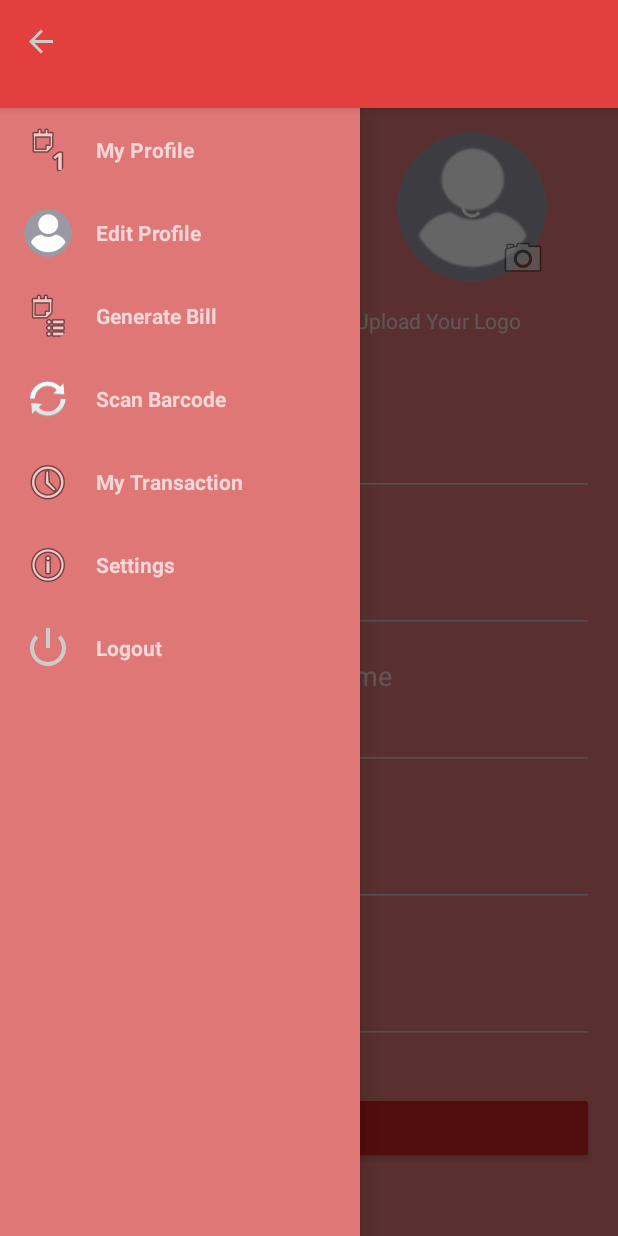
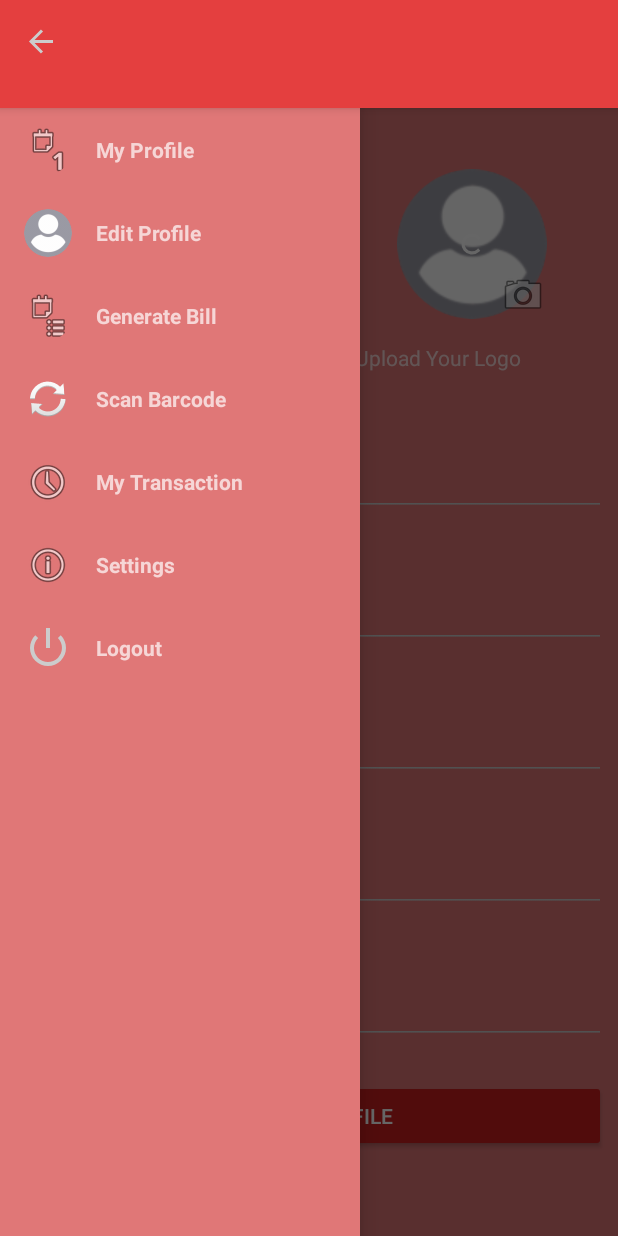
Before and after one commit to Barunzs/MyBills, an Android app: the fragment EditProfileFragment placed in its activity, with the side drawer open, on a phone screen of 412 x 824 dp. Run offline under Robolectric (Android 15) with nearby library versions, the phone set to English and light mode, and no system bars; our stand-ins replace CircleImageView, Firebase (no records; nobody signed in at launch, a user with empty details on screens opened directly), Picasso; pictures from the network do not load.

Commit message:
Display Profile from Firestore

```diff
--- /dev/null
+++ b/app/src/main/java/bill/com/mybills/model/BusinessProfile.java
@@ -0,0 +1,58 @@
+package bill.com.mybills.model;
+
+import java.io.Serializable;
+
+public class BusinessProfile implements Serializable{
+
+    public String phone;
+    public String orgName;
+    public String gstIN;
+    public String address;
+
+    public String getPhone() {
+        return phone;
+    }
+
+    public void setPhone(String phone) {
+        this.phone = phone;
+    }
+
+    public String getOrgName() {
+        return orgName;
+    }
+
+    public void setOrgName(String orgName) {
+        this.orgName = orgName;
+    }
+
+    public String getGstIN() {
+        return gstIN;
+    }
+
+    public void setGstIN(String gstIN) {
+        this.gstIN = gstIN;
+    }
+
+    public String getAddress() {
+        return address;
+    }
+
+    public void setAddress(String address) {
+        this.address = address;
+    }
+
+    public BusinessProfile(){
+
+    }
+
+
+    public BusinessProfile(String phone,String orgName,String gstIN,String address){
+        this.phone = phone;
+        this.orgName = orgName;
+        this.gstIN = gstIN;
+        this.address = address;
+
+
+    }
+
+}
--- a/app/src/main/java/bill/com/mybills/model/UserProfile.kt
+++ /dev/null
@@ -1,9 +0,0 @@
-package bill.com.mybills.model
-
-import android.os.Parcelable
-import com.google.firebase.auth.FirebaseUser
-
-internal data class UserProfile(var phone: String, var orgName: String, var gstIN: String, var address: String) {
-
-
-}
--- a/app/src/main/java/bill/com/mybills/ui/activity/LoginActivity.kt
+++ b/app/src/main/java/bill/com/mybills/ui/activity/LoginActivity.kt
@@ -160,7 +160,6 @@ class LoginActivity : AppCompatActivity() {
 			input_password.error = "Password may not be empty"
 			return
 		}
-		//startPhoneNumberVerification(input_phone.text.toString())
 		signin.visibility = View.VISIBLE
 		performLoginOrAccountCreation(input_email.text.toString(), input_password.text.toString())
 	}
--- a/app/src/main/java/bill/com/mybills/ui/fragment/EditProfileFragment.kt
+++ b/app/src/main/java/bill/com/mybills/ui/fragment/EditProfileFragment.kt
@@ -14,15 +14,15 @@ import android.support.v4.app.ActivityCompat
 import android.support.v4.app.Fragment
 import android.support.v4.content.FileProvider
 import android.support.v4.content.PermissionChecker
-import android.util.Log
 import android.view.*
 import android.widget.Toast
 import bill.com.mybills.BuildConfig
 import bill.com.mybills.R
-import bill.com.mybills.model.UserProfile
+import bill.com.mybills.model.BusinessProfile
 import com.google.firebase.auth.FirebaseAuth
 import com.google.firebase.auth.FirebaseUser
 import com.google.firebase.auth.UserProfileChangeRequest
+import com.google.firebase.firestore.DocumentReference
 import com.google.firebase.firestore.FirebaseFirestore
 import com.google.firebase.storage.FirebaseStorage
 import com.google.firebase.storage.StorageReference
@@ -44,6 +44,7 @@ internal class EditProfileFragment : Fragment() {
 	private val REQUEST_CAMERA = 4
 	private val REQUEST_IMAGE_BROWSER = 1
 	private var user: FirebaseUser? = null
+	private var docRef: DocumentReference?  = null
 
 	companion object {
 		val TAG = EditProfileFragment::class.java.simpleName
@@ -58,6 +59,7 @@ internal class EditProfileFragment : Fragment() {
 		storageReference = storage?.reference
 		db = FirebaseFirestore.getInstance()
 		user = FirebaseAuth.getInstance().currentUser
+		docRef = user?.uid?.let { db?.collection(it)?.document("Business Profile") }
 
 	}
 
@@ -71,6 +73,15 @@ internal class EditProfileFragment : Fragment() {
 			Picasso.with(context).load(user?.photoUrl).into(editProfileImage)
 			firstNameEditText.setText(user?.displayName)
 			profilePictureUpdateProgressBar.visibility = View.GONE
+		}
+		docRef?.get()?.addOnSuccessListener { documentSnapshot ->
+			val businessProfile = documentSnapshot.toObject(BusinessProfile::class.java)
+			if(businessProfile!=null){
+				mobileNo.setText(businessProfile.phone)
+				shopName.setText(businessProfile.orgName)
+				gstin.setText(businessProfile.gstIN)
+				address.setText(businessProfile.address)
+			}
 		}
 		initEventListeners()
 	}
@@ -88,16 +99,60 @@ internal class EditProfileFragment : Fragment() {
 
 	private fun onClickScanButton(view: View) {
 
-        val user = UserProfile("8888888", "SSSSS", "9i9j98huuuhh", "kkkkjkjhkjljjjhhghkkv")
-        db?.collection("users")?.document("LA")?.set(user)
-
+		if (firstNameEditText.text.isEmpty()) {
+			firstNameEditText.requestFocus()
+			firstNameEditText.error = "Name cannot be empty"
+			return
+		}
+		if (mobileNo.text.toString() == "+91") {
+			mobileNo.requestFocus()
+			mobileNo.error = "Phone No cannot be empty"
+			return
+		}
+		if (mobileNo.text.isEmpty()) {
+			mobileNo.requestFocus()
+			mobileNo.error = "Phone No cannot be empty"
+			return
+		}
+		if (shopName.text.isEmpty()) {
+			shopName.requestFocus()
+			shopName.error = "Shop Name cannot be empty"
+			return
+		}
+		if (gstin.text.isEmpty()) {
+			gstin.requestFocus()
+			gstin.error = "GST IN cannot be empty"
+			return
+		}
+		if (address.text.isEmpty()) {
+			address.requestFocus()
+			address.error = "Shop Address cannot be empty"
+			return
+		}
+		val profileUpdates = UserProfileChangeRequest.Builder()
+				.setDisplayName(firstNameEditText.text.toString())
+				.build()
+		updateUserProfile(profileUpdates)
 	}
 
 	private fun updateUserProfile(profileUpdates: UserProfileChangeRequest) {
 		user?.updateProfile(profileUpdates)
 				?.addOnCompleteListener { task ->
 					if (task.isSuccessful) {
-                        Log.d(TAG, "User profile updated.")
+						val businessProfile = BusinessProfile(mobileNo.text.toString(), shopName.text.toString(), gstin.text.toString(), address.text.toString())
+						user?.uid?.let {
+							db?.collection(it)?.document("Business Profile")?.set(businessProfile)?.addOnSuccessListener { void: Void? ->
+								Toast.makeText(context, "Success", Toast.LENGTH_LONG).show()
+								val fragmentManager = fragmentManager
+								val fragment = MyProfileFragment()
+								fragmentManager?.beginTransaction()?.replace(R.id.main_fragment_container, fragment,
+										MyProfileFragment.TAG)?.commit()
+							}?.addOnFailureListener { exception: java.lang.Exception ->
+								Toast.makeText(context, "Failure", Toast.LENGTH_LONG).show()
+							}
+						}
+					} else {
+						Toast.makeText(context, "Error Try Again", Toast.LENGTH_LONG).show()
 					}
 				}
 	}
--- a/app/src/main/res/layout/fragment_editprofile.xml
+++ b/app/src/main/res/layout/fragment_editprofile.xml
@@ -20,7 +20,6 @@
         <LinearLayout
             android:layout_width="match_parent"
             android:layout_height="wrap_content"
-            android:layout_marginBottom="?attr/actionBarSize"
             android:divider="@drawable/divider_vertical_16"
             android:orientation="vertical"
             android:showDividers="middle|end"
@@ -44,18 +43,18 @@
                     android:layout_marginStart="8dp"
                     android:src="@drawable/img_profile_picture_placeholder"
                     app:layout_constraintEnd_toEndOf="@+id/editLogo"
+                    app:layout_constraintHorizontal_bias=".1"
                     app:layout_constraintStart_toStartOf="parent"
-                    app:layout_constraintHorizontal_bias=".1"
                     app:layout_constraintVertical_chainStyle="spread" />
 
                 <View
                     android:id="@+id/view"
+                    android:layout_width="1dp"
+                    android:layout_height="128dp"
+                    android:layout_marginTop="32dp"
                     android:background="@color/white"
-                    android:layout_width="1dp"
-                    android:layout_marginTop="32dp"
-                    app:layout_constraintStart_toEndOf="@+id/editProfileImage"
                     app:layout_constraintEnd_toStartOf="@+id/editLogo"
-                    android:layout_height="128dp" />
+                    app:layout_constraintStart_toEndOf="@+id/editProfileImage" />
 
                 <de.hdodenhof.circleimageview.CircleImageView
                     android:id="@+id/editLogo"
@@ -88,12 +87,12 @@
                     style="@style/Widget.AppCompat.ImageButton"
                     android:layout_width="32dp"
                     android:layout_height="32dp"
+                    android:background="@color/transparent"
                     android:padding="8dp"
-                    android:background="@color/transparent"
                     android:src="@android:drawable/ic_menu_camera"
                     app:layout_constraintBottom_toBottomOf="@+id/editLogo"
                     app:layout_constraintEnd_toEndOf="@+id/editLogo"
-                    app:srcCompat="@drawable/ic_camera_secondary_2" />
+                    app:srcCompat="@android:drawable/ic_menu_camera" />
 
                 <ProgressBar
                     android:id="@+id/profilePictureUpdateProgressBar"
@@ -114,8 +113,8 @@
                     style="@style/Widget.AppCompat.ImageButton"
                     android:layout_width="32dp"
                     android:layout_height="32dp"
+                    android:background="@color/transparent"
                     android:padding="8dp"
-                    android:background="@color/transparent"
                     android:src="@android:drawable/ic_menu_camera"
                     app:layout_constraintBottom_toBottomOf="@+id/editProfileImage"
                     app:layout_constraintEnd_toEndOf="@+id/editProfileImage"
@@ -136,174 +135,116 @@
                     android:id="@+id/textView3"
                     android:layout_width="140dp"
                     android:layout_height="wrap_content"
+                    android:layout_marginEnd="8dp"
+                    android:layout_marginStart="32dp"
                     android:layout_marginTop="16dp"
+                    android:text="Upload Your Logo"
                     android:textAlignment="center"
-                    android:layout_marginStart="32dp"
-                    android:layout_marginEnd="8dp"
-                    app:layout_constraintTop_toBottomOf="@+id/editLogo"
+                    app:layout_constraintEnd_toEndOf="parent"
                     app:layout_constraintStart_toEndOf="@+id/profileupload"
-                    app:layout_constraintEnd_toEndOf="parent"
-                    android:text="Upload Your Logo" />
-
-
-
+                    app:layout_constraintTop_toBottomOf="@+id/editLogo" />
 
             </android.support.constraint.ConstraintLayout>
 
-            <LinearLayout
-                android:layout_width="match_parent"
-                android:layout_height="match_parent"
-                android:layout_marginEnd="16dp"
-                android:layout_marginLeft="16dp"
-                android:layout_marginRight="16dp"
-                android:layout_marginStart="16dp"
-                android:orientation="vertical">
-
-                <TextView
-                    android:id="@+id/textView8"
+            <!--  Email Label -->
+            <android.support.design.widget.TextInputLayout
                 android:layout_width="match_parent"
                 android:layout_height="wrap_content"
-                    android:layout_marginLeft="4dp"
-                    android:text="@string/label_first_name"
-                    android:textAppearance="@style/TextAppearance.AppCompat.Medium" />
+                android:padding="8dp"
+                app:layout_constraintBottom_toBottomOf="parent"
+                app:layout_constraintEnd_toEndOf="parent"
+                app:layout_constraintStart_toStartOf="parent"
+                app:layout_constraintTop_toTopOf="parent">
 
                 <EditText
                     android:id="@+id/firstNameEditText"
                     android:layout_width="match_parent"
                     android:layout_height="wrap_content"
-                    android:ems="10"
-                    android:hint="@string/hint_enter_first_name"
-                    android:inputType="textCapWords|textPersonName"
-                    android:paddingBottom="16dp" />
-            </LinearLayout>
+                    android:hint="Name"
+                    android:inputType="textEmailAddress" />
+            </android.support.design.widget.TextInputLayout>
 
-            <LinearLayout
+            <android.support.design.widget.TextInputLayout
                 android:layout_width="match_parent"
-                android:layout_height="match_parent"
-                android:layout_marginEnd="16dp"
-                android:layout_marginLeft="16dp"
-                android:layout_marginRight="16dp"
-                android:layout_marginStart="16dp"
-                android:orientation="vertical">
+                android:layout_height="wrap_content"
+                android:padding="8dp"
+                app:layout_constraintBottom_toBottomOf="parent"
+                app:layout_constraintEnd_toEndOf="parent"
+                app:layout_constraintStart_toStartOf="parent"
+                app:layout_constraintTop_toTopOf="parent">
 
-                <TextView
+                <EditText
                     android:id="@+id/mobileNo"
                     android:layout_width="match_parent"
                     android:layout_height="wrap_content"
-                    android:layout_marginLeft="4dp"
-                    android:text="@string/label_mobile_number"
-                    android:textAppearance="@style/TextAppearance.AppCompat.Medium" />
+                    android:hint="Phone"
+                    android:inputType="phone"
+                    android:text="+91 " />
+            </android.support.design.widget.TextInputLayout>
+
+            <android.support.design.widget.TextInputLayout
+                android:layout_width="match_parent"
+                android:layout_height="wrap_content"
+                android:padding="8dp"
+                app:layout_constraintBottom_toBottomOf="parent"
+                app:layout_constraintEnd_toEndOf="parent"
+                app:layout_constraintStart_toStartOf="parent"
+                app:layout_constraintTop_toTopOf="parent">
 
                 <EditText
-                    android:id="@+id/mobileNoEditText"
+                    android:id="@+id/shopName"
                     android:layout_width="match_parent"
                     android:layout_height="wrap_content"
-                    android:clickable="false"
-                    android:ems="10"
-                    android:inputType="phone"
-                    android:paddingBottom="16dp"
-                    android:text="+91" />
+                    android:hint="Shop Name"
+                    android:inputType="text" />
+            </android.support.design.widget.TextInputLayout>
 
-            </LinearLayout>
-
-            <LinearLayout
-                android:layout_width="match_parent"
-                android:layout_height="match_parent"
-                android:layout_marginEnd="16dp"
-                android:layout_marginLeft="16dp"
-                android:layout_marginRight="16dp"
-                android:layout_marginStart="16dp"
-                android:orientation="vertical">
-
-                <TextView
-                    android:id="@+id/organisation"
+            <android.support.design.widget.TextInputLayout
                 android:layout_width="match_parent"
                 android:layout_height="wrap_content"
-                    android:layout_marginLeft="4dp"
-                    android:text="Enter your Organisation Name"
-                    android:textAppearance="@style/TextAppearance.AppCompat.Medium" />
+                android:padding="8dp"
+                app:layout_constraintBottom_toBottomOf="parent"
+                app:layout_constraintEnd_toEndOf="parent"
+                app:layout_constraintStart_toStartOf="parent"
+                app:layout_constraintTop_toTopOf="parent">
 
                 <EditText
-                    android:id="@+id/organisationEditText"
+                    android:id="@+id/gstin"
                     android:layout_width="match_parent"
                     android:layout_height="wrap_content"
-                    android:clickable="false"
-                    android:ems="10"
-                    android:inputType="text"
-                    android:paddingBottom="16dp"
-                    />
+                    android:hint="GST IN"
+                    android:inputType="text" />
+            </android.support.design.widget.TextInputLayout>
 
-            </LinearLayout>
-            <LinearLayout
-                android:layout_width="match_parent"
-                android:layout_height="match_parent"
-                android:layout_marginEnd="16dp"
-                android:layout_marginLeft="16dp"
-                android:layout_marginRight="16dp"
-                android:layout_marginStart="16dp"
-                android:orientation="vertical">
-
-                <TextView
-                    android:id="@+id/gst"
+            <android.support.design.widget.TextInputLayout
                 android:layout_width="match_parent"
                 android:layout_height="wrap_content"
-                    android:layout_marginLeft="4dp"
-                    android:text="Enter your GST IN"
-                    android:textAppearance="@style/TextAppearance.AppCompat.Medium" />
+                android:padding="8dp"
+                app:layout_constraintBottom_toBottomOf="parent"
+                app:layout_constraintEnd_toEndOf="parent"
+                app:layout_constraintStart_toStartOf="parent"
+                app:layout_constraintTop_toTopOf="parent">
 
                 <EditText
-                    android:id="@+id/gstEditText"
-                    android:layout_width="match_parent"
-                    android:layout_height="wrap_content"
-                    android:clickable="false"
-                    android:ems="10"
-                    android:inputType="text"
-                    android:paddingBottom="16dp"
-                    />
-
-            </LinearLayout>
-            <LinearLayout
-                android:layout_width="match_parent"
-                android:layout_height="match_parent"
-                android:layout_marginEnd="16dp"
-                android:layout_marginLeft="16dp"
-                android:layout_marginRight="16dp"
-                android:layout_marginStart="16dp"
-                android:orientation="vertical">
-
-                <TextView
                     android:id="@+id/address"
                     android:layout_width="match_parent"
                     android:layout_height="wrap_content"
-                    android:layout_marginLeft="4dp"
-                    android:text="Enter your Address"
-                    android:textAppearance="@style/TextAppearance.AppCompat.Medium" />
+                    android:hint="Enter your Shop Address"
+                    android:inputType="text" />
+            </android.support.design.widget.TextInputLayout>
 
-                <EditText
-                    android:id="@+id/addressEditText"
-                    android:layout_width="match_parent"
+            <android.support.v7.widget.AppCompatButton
+                android:id="@+id/updateprofileButton"
+                android:layout_width="fill_parent"
                 android:layout_height="wrap_content"
-                    android:clickable="false"
-                    android:ems="10"
-                    android:inputType="text"
-                    android:paddingBottom="16dp"
-                    />
-
-            </LinearLayout>
-
-            <Button
-                android:id="@+id/updateprofileButton"
-                android:layout_width="match_parent"
-                android:layout_height="wrap_content"
-                android:layout_gravity="center_horizontal"
-                android:layout_marginBottom="16dp"
-                android:layout_marginTop="16dp"
-                android:layout_marginStart="16dp"
-                android:layout_marginEnd="16dp"
-                android:text="Update"
+                android:layout_marginEnd="8dp"
+                android:layout_marginStart="8dp"
+                android:padding="8dp"
+                android:text="Update Profile"
                 app:layout_constraintBottom_toBottomOf="parent"
-                app:layout_constraintLeft_toLeftOf="parent"
-                app:layout_constraintRight_toRightOf="parent" />
+                app:layout_constraintEnd_toEndOf="parent"
+                app:layout_constraintStart_toStartOf="parent"
+                app:layout_constraintTop_toTopOf="parent" />
 
         </LinearLayout>
     </ScrollView>
```
Lines whose indentation alone changed are shown as unchanged.
